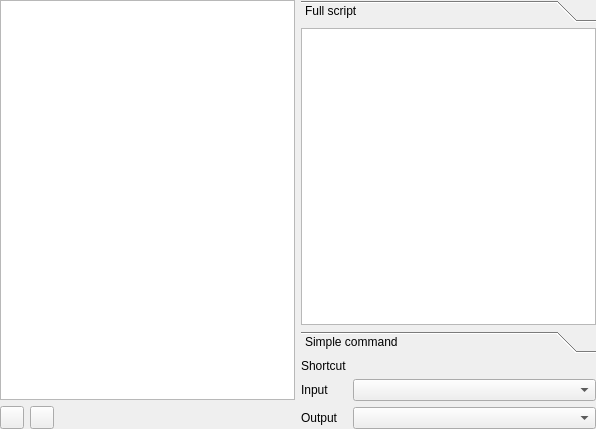
martinrotter/textosaurus, file src/gui/settings/settingsexternaltools.ui: the form before one commit.
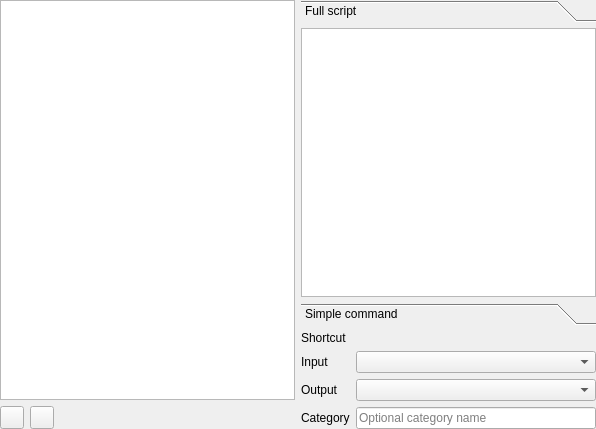
The form after the commit. Custom widgets are drawn as their Qt base class.

Commit message: Hide reset btn.

Patch:
```diff
--- a/src/gui/settings/settingsexternaltools.ui
+++ b/src/gui/settings/settingsexternaltools.ui
@@ -169,6 +169,20 @@
      <item row="3" column="1">
       <widget class="QComboBox" name="m_cmbOutput"/>
      </item>
+     <item row="4" column="0">
+      <widget class="QLabel" name="label">
+       <property name="text">
+        <string>Category</string>
+       </property>
+      </widget>
+     </item>
+     <item row="4" column="1">
+      <widget class="QLineEdit" name="lineEdit">
+       <property name="placeholderText">
+        <string>Optional category name</string>
+       </property>
+      </widget>
+     </item>
     </layout>
    </item>
   </layout>
```
Left out of the diff: 16 changed lines with no effect on the pictures. The commit also changes 1 other file.
